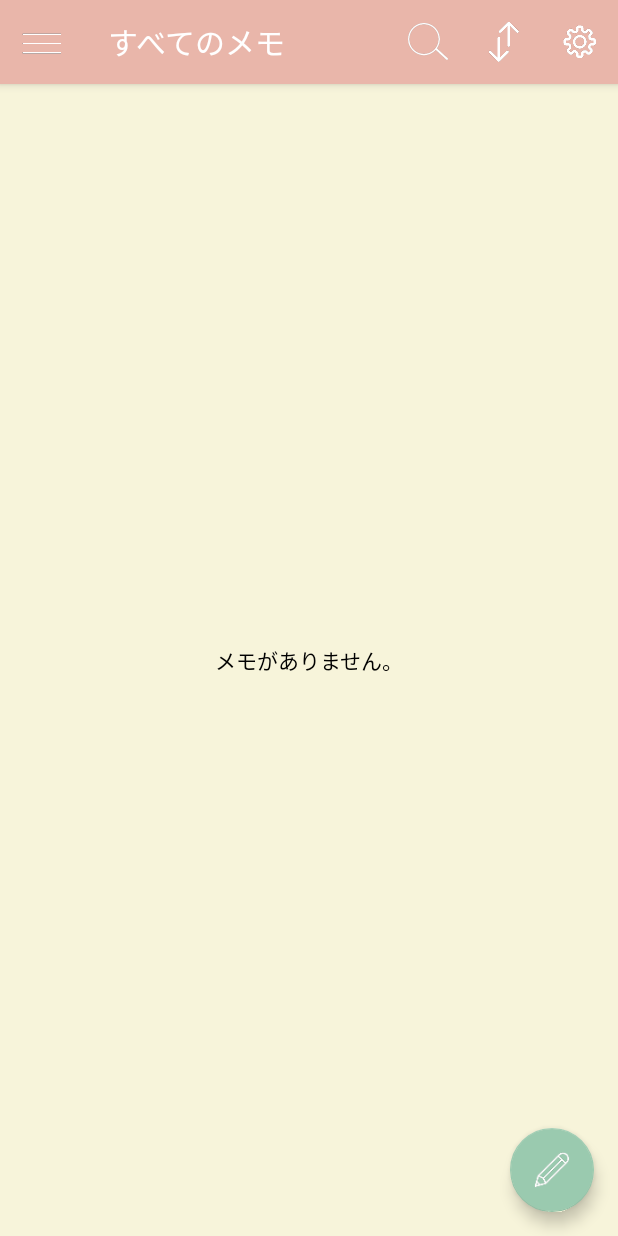
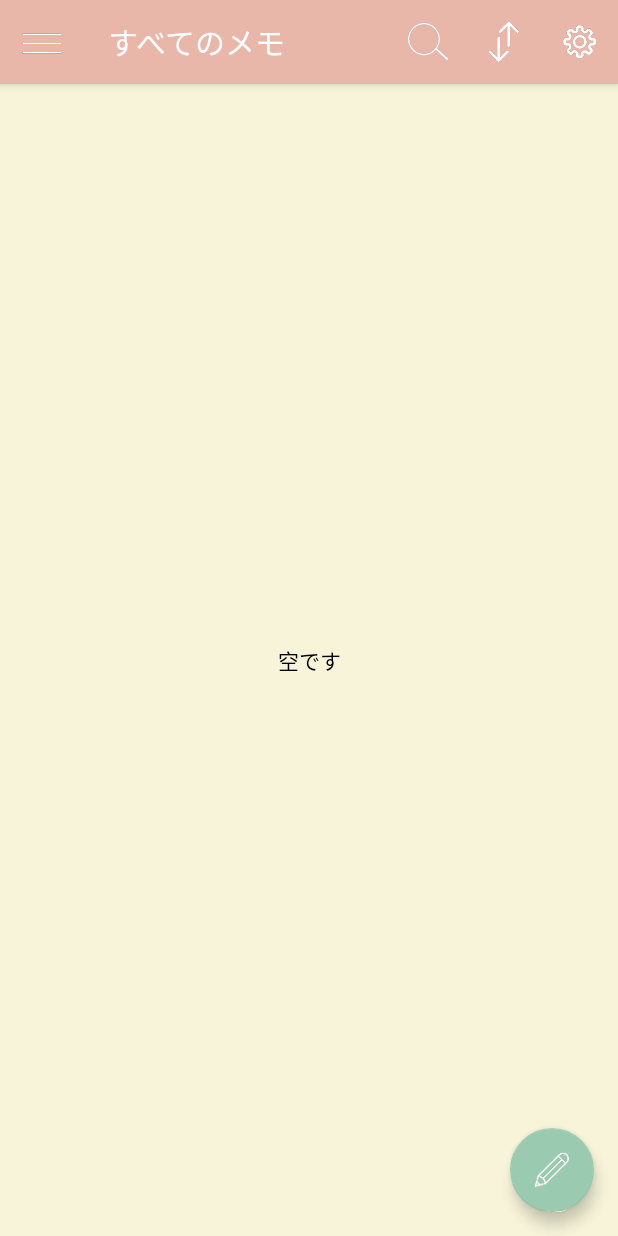
Before and after one commit to ITPMApp/android-java-ojt-memo-app, an Android app: the screen it shows after launch (MainActivity), on a phone screen of 412 x 824 dp. Run offline under Robolectric (Android 15) with nearby library versions, the phone set to English and light mode, and no system bars; Roboto replaces fonts that are not available here.

Commit message:
[MEMO1.0-008] ゴミ箱が空の場合の表示を修正しました #2

```diff
--- a/app/src/main/java/com/example/e01_memo/ui/main/MainFragment.java
+++ b/app/src/main/java/com/example/e01_memo/ui/main/MainFragment.java
@@ -225,9 +225,9 @@ public class MainFragment extends BaseFragment implements MainContract.MainView
         recyclerView.setVisibility(View.GONE);
         emptyText.setVisibility(View.VISIBLE);
         if (MyApplication.selectNavigationItem != Constant.NavigationItem.DELETE) {
-            emptyText.setText("メモがありません。");
+            emptyText.setText("空です");
         } else {
-            emptyText.setText("ゴミ箱にメモがありません。");
+            emptyText.setText(R.string.not_delete_memo);
         }
     }
 
```
